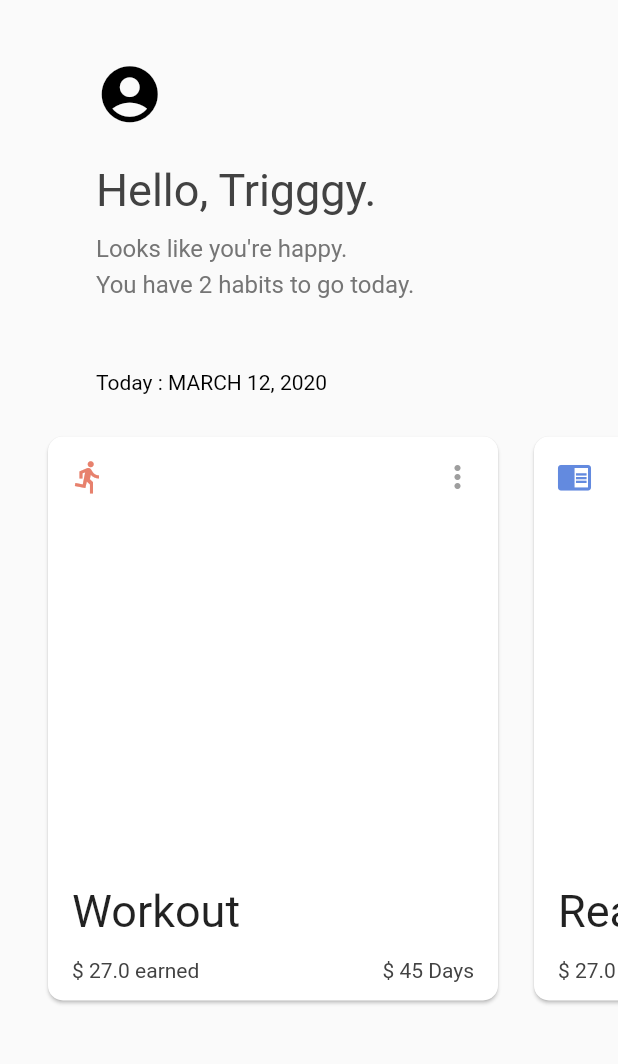
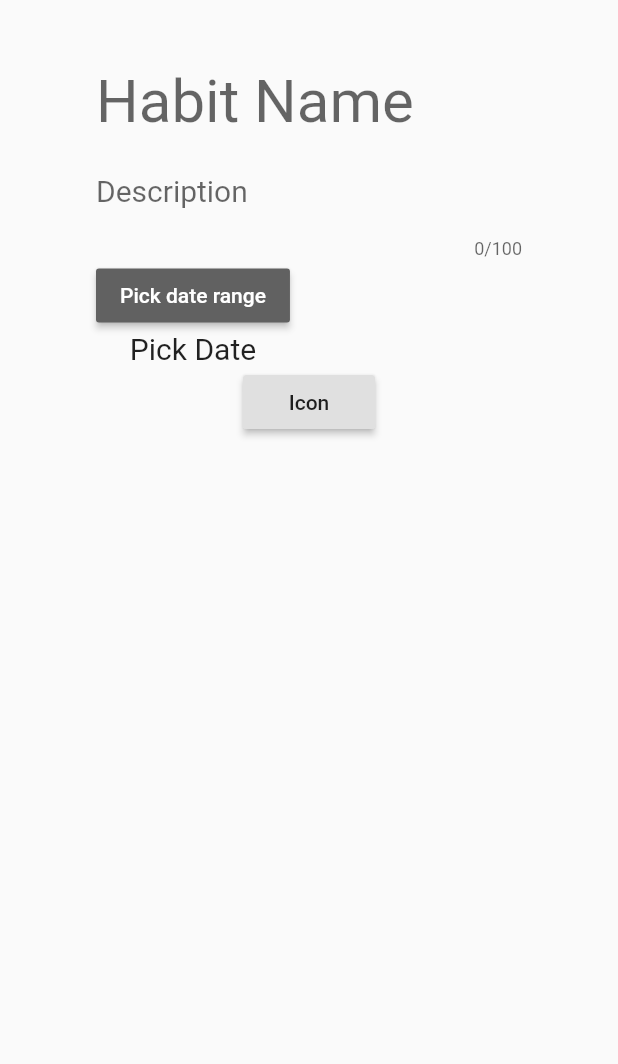
Before and after one commit to bri-shin/gatchy_work, a Flutter app: the screen it shows after launch, on a phone screen of 412 x 824 dp, the part 84-1148 px from its top. Run offline on Flutter 3.47's test engine with Material 2 defaults, Android fonts, the phone set to English and light mode, and no system bars; our stand-ins replace cloud_firestore, firebase_auth, flutter_spinkit, google_sign_in; missing offline and left inert: date_range_picker, flutter_iconpicker; accounts and stored records are empty.

Commit message:
habit creation

```diff
--- a/lib/main.dart
+++ b/lib/main.dart
@@ -3,7 +3,8 @@ import 'package:gatchy_work/models/user.dart';
 import 'package:gatchy_work/screens/wrapper.dart';
 import 'package:gatchy_work/services/auth.dart';
 import 'package:provider/provider.dart';
-import 'package:gatchy_work/screens/home_new/home.dart';
+import 'package:gatchy_work/screens/home/home.dart';
+import 'package:gatchy_work/screens/home/createHabit.dart';
 
 void main() => runApp(MyApp());
 
@@ -14,7 +15,7 @@ class MyApp extends StatelessWidget {
     return StreamProvider<User>.value(
       // creating an instance of authservice and accessing 'user' stream
       value: AuthService().user,
-      child: MaterialApp(home: gatchyHome(),debugShowCheckedModeBanner: false, ),
+      child: MaterialApp(home: CreateHabit(), debugShowCheckedModeBanner: false,),
     );
   }
 }
--- /dev/null
+++ b/lib/screens/home/createHabit.dart
@@ -0,0 +1,66 @@
+import "package:flutter/material.dart";
+import 'package:gatchy_work/shared/date.dart';
+import 'package:gatchy_work/shared/iconPicker.dart';
+
+
+class CreateHabit extends StatefulWidget {
+  @override
+  _CreateHabitState createState() => _CreateHabitState();
+}
+
+class _CreateHabitState extends State<CreateHabit> {
+
+
+  @override
+  Widget build(BuildContext context) {
+    return Scaffold(
+      appBar: AppBar(
+        title: Text("gatchY", style: TextStyle(fontSize: 20.0, fontWeight: FontWeight.w300, color: Colors.black ) ),
+        backgroundColor: Colors.white,
+        centerTitle: true,
+        actions: <Widget>[
+          Padding(
+            padding: const EdgeInsets.only(right:25.0),
+            child: Icon(Icons.calendar_today, color: Colors.black,),
+          ),
+        ],
+        elevation: 0.0,
+      ),
+      body: Center(
+        child: Column(
+          crossAxisAlignment: CrossAxisAlignment.start,
+          children: <Widget>[
+            Row(),
+            Padding(
+              padding: const EdgeInsets.symmetric(horizontal: 64.0, vertical: 32.0),
+              child: Container(
+                child: Column(
+                  crossAxisAlignment: CrossAxisAlignment.start,
+                  children: <Widget>[
+                    TextField(
+                      style: TextStyle(fontSize: 40.0),
+                      decoration: InputDecoration(
+                        border: InputBorder.none,
+                        hintText: 'Habit Name'
+                      ),
+                    ),
+                    TextField(
+                      style: TextStyle(fontSize: 20.0),
+                      maxLength: 100,
+                      decoration: InputDecoration(
+                        border: InputBorder.none,
+                        hintText: 'Description'
+                      ),
+                    ),
+                    DateRange(),
+                    IconPicker()
+                  ],
+                ) ,
+              )
+            ),
+          ],
+        )
+      )
+    );
+  }
+}
--- a/lib/screens/home_new/home.dart
+++ /dev/null
@@ -1,158 +0,0 @@
-import "package:flutter/material.dart";
-import 'package:gatchy_work/models/HabitCardModel.dart';
-
-
-
-class gatchyHome extends StatefulWidget {
-  @override
-  _gatchyHomeState createState() => _gatchyHomeState();
-}
-
-class _gatchyHomeState extends State<gatchyHome> with TickerProviderStateMixin{
-
-  var appColors = [Color.fromRGBO(231, 129, 109, 1.0),Color.fromRGBO(99, 138, 223, 1.0), Color.fromRGBO(111, 194, 173, 1.0)];
-  var cardIndex = 0;
-  ScrollController scrollController;
-  var currentcolor = Colors.white;
-  AnimationController animationController;
-
-  var habitList = [HabitCardModel("Workout", Icons.directions_run, 45, 27), HabitCardModel("Read", Icons.chrome_reader_mode , 45, 27), HabitCardModel("Save", Icons.monetization_on , 45, 27), HabitCardModel("Workout", Icons.directions_run, 45, 27)];
-
-
-  @override
-  void initState() {
-    super.initState();
-    scrollController = new ScrollController();
-  }
-
-  @override
-  Widget build(BuildContext context) {
-    return new Scaffold(
-      appBar: new AppBar(
-        title: new Text("gatchY", style: TextStyle(fontSize: 20.0, fontWeight: FontWeight.w300, color: Colors.black ) ),
-        backgroundColor: Colors.white,
-        centerTitle: true,
-        actions: <Widget>[
-          Padding(
-            padding: const EdgeInsets.only(right:25.0),
-            child: Icon(Icons.calendar_today, color: Colors.black,),
-          ),
-        ],
-        elevation: 0.0,
-      ),
-      body: new Center(
-        child: Column(
-          crossAxisAlignment: CrossAxisAlignment.start,
-          children: <Widget>[
-            Row(),
-            Padding(
-              padding:const EdgeInsets.symmetric(horizontal: 64.0, vertical: 32.0),
-              child: Container(
-                child: Column(
-                  crossAxisAlignment: CrossAxisAlignment.start,
-                  children: <Widget>[
-                    Padding(
-                      padding: const EdgeInsets.symmetric(vertical: 8.0),
-                      child: Icon(Icons.account_circle, size: 45.0, color: Colors.black,),
-                    ),
-                    Padding(
-                    padding: const EdgeInsets.fromLTRB(0.0, 16.0, 0.0, 12.0),
-                    child: Text("Hello, Trigggy.", style: TextStyle(fontSize: 30.0, color: Colors.grey[800]),),
-                    ),
-                    Text("Looks like you're happy.", style: TextStyle(fontSize: 16.0, color: Colors.grey[600])),
-                    SizedBox(height: 5),
-                    Text("You have 2 habits to go today.", style: TextStyle(fontSize: 16.0, color: Colors.grey[600]))
-                  ],
-                  ),
-                )
-              ),
-              Column(
-                crossAxisAlignment: CrossAxisAlignment.start,
-                children: <Widget>[
-                  Padding(
-                    padding: const EdgeInsets.symmetric(horizontal: 64.0, vertical: 16.0),
-                    child: Text("Today : MARCH 12, 2020", style: TextStyle(color: Colors.black),),
-                    ),
-                  Container(
-                    margin: const EdgeInsets.only(left: 20.0),
-                    height: 400.0,
-                    child: ListView.builder(
-                      physics: NeverScrollableScrollPhysics(),
-                      itemCount: 3,
-                      controller: scrollController,
-                      scrollDirection: Axis.horizontal,
-                      itemBuilder: (context, position) {
-                        return GestureDetector(
-                          child: Padding(
-                            padding: const EdgeInsets.all(8.0),
-                            child: Card(
-                              child: Container(
-                                width: 300.0,
-                                child: Column(
-                                  crossAxisAlignment: CrossAxisAlignment.start,
-                                  mainAxisAlignment: MainAxisAlignment.spaceBetween,
-                                  children: <Widget>[
-                                    Padding(
-                                      padding: const EdgeInsets.all(15.0),
-                                      child: Row(
-                                        mainAxisAlignment: MainAxisAlignment.spaceBetween,
-                                        children: <Widget>[
-                                          Icon(habitList[position].icon, color: appColors[position],),
-                                          Icon(Icons.more_vert, color: Colors.grey),
-                                        ],),),
-                                    Padding(
-                                      padding: const EdgeInsets.all(8.0),
-                                      child: Column(
-                                        crossAxisAlignment: CrossAxisAlignment.start,
-                                        children: <Widget>[
-                                          Padding(
-                                            padding: const EdgeInsets.symmetric(horizontal: 8.0, vertical: 10.0),
-                                            child: Text("${habitList[position].habitTitle}", style: TextStyle(fontSize: 30.0),),
-                                            ),
-                                          Padding(
-                                            padding:const EdgeInsets.symmetric(horizontal: 8.0, vertical: 4.0),
-                                            child: Row(
-                                              mainAxisAlignment: MainAxisAlignment.spaceBetween,
-                                              children: <Widget>[
-                                              Text("\$ ${habitList[position].moneyEarned} earned", style: TextStyle(color: Colors.grey[800],),),
-                                              Text("\$ ${habitList[position].streak} Days", style: TextStyle(color: Colors.grey[800],),)
-                                                ],),
-                                            ),
-                                        ],
-                                        )
-                                      )
-                                  ],
-                                  )
-                                ),
-                                shape: RoundedRectangleBorder(
-                                  borderRadius: BorderRadius.circular(10.0)
-                                ),
-                            )
-                            ),
-                            onHorizontalDragEnd: (details) {
-                              animationController = AnimationController(vsync: this, duration: Duration(milliseconds: 500));
-                              if(details.velocity.pixelsPerSecond.dx > 0) {
-                                if(cardIndex>0){
-                                  cardIndex--;
-                                }
-                              } else {
-                                if(cardIndex<2){
-                                  cardIndex++;
-                                }
-
-                              }
-                              setState(() {
-                                scrollController.animateTo((cardIndex) * 320.0, duration: Duration(milliseconds: 500), curve: Curves.fastOutSlowIn);
-
-                              });
-                            },
-                          );
-                        }
-                      ,)
-                  )
-                ],)
-          ],)
-      )
-    );
-  }
-}
--- a/lib/screens/home/goal_list.dart
+++ b/lib/screens/old_home/goal_list.dart
@@ -1,7 +1,7 @@
 import "package:flutter/material.dart";
 import "package:provider/provider.dart";
 import "package:gatchy_work/models/goal.dart";
-import "package:gatchy_work/screens/home/goal_tile.dart";
+import "package:gatchy_work/screens/old_home/goal_tile.dart";
 
 class GoalList extends StatefulWidget {
   @override
--- a/lib/screens/wrapper.dart
+++ b/lib/screens/wrapper.dart
@@ -17,7 +17,7 @@ class Wrapper extends StatelessWidget {
     if (user == null) {
       return Authenticate();
     } else {  // Else = Authenticated / Login
-      return Home();
+      return gatchyHome();
     }
 
   }
--- /dev/null
+++ b/lib/shared/date.dart
@@ -0,0 +1,53 @@
+import 'package:date_range_picker/date_range_picker.dart' as DateRagePicker;
+import 'package:flutter/material.dart';
+
+
+class DateRange extends StatefulWidget {
+  @override
+  _DateRangeState createState() => _DateRangeState();
+}
+
+class _DateRangeState extends State<DateRange> {
+
+  List<String> _habitDates = [];
+  var finalDate;
+
+  _pickDate() async {
+
+    final List<DateTime> picked = await DateRagePicker.showDatePicker(
+        context: context,
+        initialFirstDate: new DateTime.now(),
+        initialLastDate: (new DateTime.now()),
+        firstDate: new DateTime(2020),
+        lastDate: new DateTime(2030),
+    );
+    if (picked != null && picked.length == 2) {
+        _habitDates = [];
+      picked.forEach((date) {
+        finalDate = "${date.day}-${date.month}-${date.year}";
+        _habitDates.add(finalDate.toString());
+        print(_habitDates);
+        }
+      );
+
+    }
+
+
+    setState((){});
+  }
+
+
+  @override
+  Widget build(BuildContext context) {
+    return Column(
+      children: <Widget>[
+        MaterialButton(
+        color: Colors.grey[700],
+        onPressed: _pickDate,
+        child: Text("Pick date range", style: TextStyle(color: Colors.white),)
+        ),
+        Text(_habitDates.length != 0  && _habitDates.length == 2 ? _habitDates[0] + " to " + _habitDates[1] : "Pick Date", style: TextStyle(fontSize: 20.0)),
+      ],
+    );
+  }
+}
--- /dev/null
+++ b/lib/shared/iconPicker.dart
@@ -0,0 +1,53 @@
+import 'package:flutter/material.dart';
+import 'package:flutter_iconpicker/flutter_iconpicker.dart';
+
+
+class IconPicker extends StatefulWidget {
+  @override
+  _IconPickerState createState() => _IconPickerState();
+}
+
+class _IconPickerState extends State<IconPicker> {
+Widget _icon;
+
+_pickIcon() async {
+  IconData icon = await FlutterIconPicker.showIconPicker(context,
+    iconSize: 40,
+    iconPickerShape:
+        RoundedRectangleBorder(borderRadius: BorderRadius.circular(15)),
+    title: Text('Icon',
+        style: TextStyle(fontWeight: FontWeight.bold)),
+    closeChild: Text(
+        'Close',
+        textScaleFactor: 1.25,
+    ),
+    searchHintText: 'Search icon...',
+    noResultsText: 'No results for:'
+  );
+
+  _icon = Icon(icon);
+  setState((){});
+
+  debugPrint('Picked Icon:  $icon');
+}
+
+  @override
+  Widget build(BuildContext context) {
+    return Center(
+      child: Column(
+        mainAxisAlignment: MainAxisAlignment.center,
+        crossAxisAlignment: CrossAxisAlignment.center,
+        children: <Widget>[
+          RaisedButton(
+            onPressed: _pickIcon,
+            child: Text('Icon'),
+          ),
+          SizedBox(height: 10),
+          AnimatedSwitcher(
+            duration: Duration(milliseconds: 300),
+            child: _icon != null ? _icon : Container()
+          )
+        ])
+    );
+  }
+}
--- a/pubspec.yaml
+++ b/pubspec.yaml
@@ -33,6 +33,9 @@ dev_dependencies:
   flutter_spinkit: "^4.1.2"
   url_launcher: "5.4.2"
   google_sign_in: ^4.1.4
+  datetime_picker_formfield: ^1.0.0
+  date_range_picker: ^1.0.6
+  flutter_iconpicker: ^0.1.5
 # For information on the generic Dart part of this file, see the
 # following page: https://dart.dev/tools/pub/pubspec
 
```
Also changed, not shown: lib/screens/home/home.dart (+142 -37 lines), lib/screens/old_home/home.dart (added, +51 -0 lines), flutter_01.png (added), lib/screens/old_home/goal_tile.dart (renamed from lib/screens/home/goal_tile.dart), lib/screens/old_home/setting_form.dart (renamed from lib/screens/home/setting_form.dart), pubspec.lock, 2 other files.
